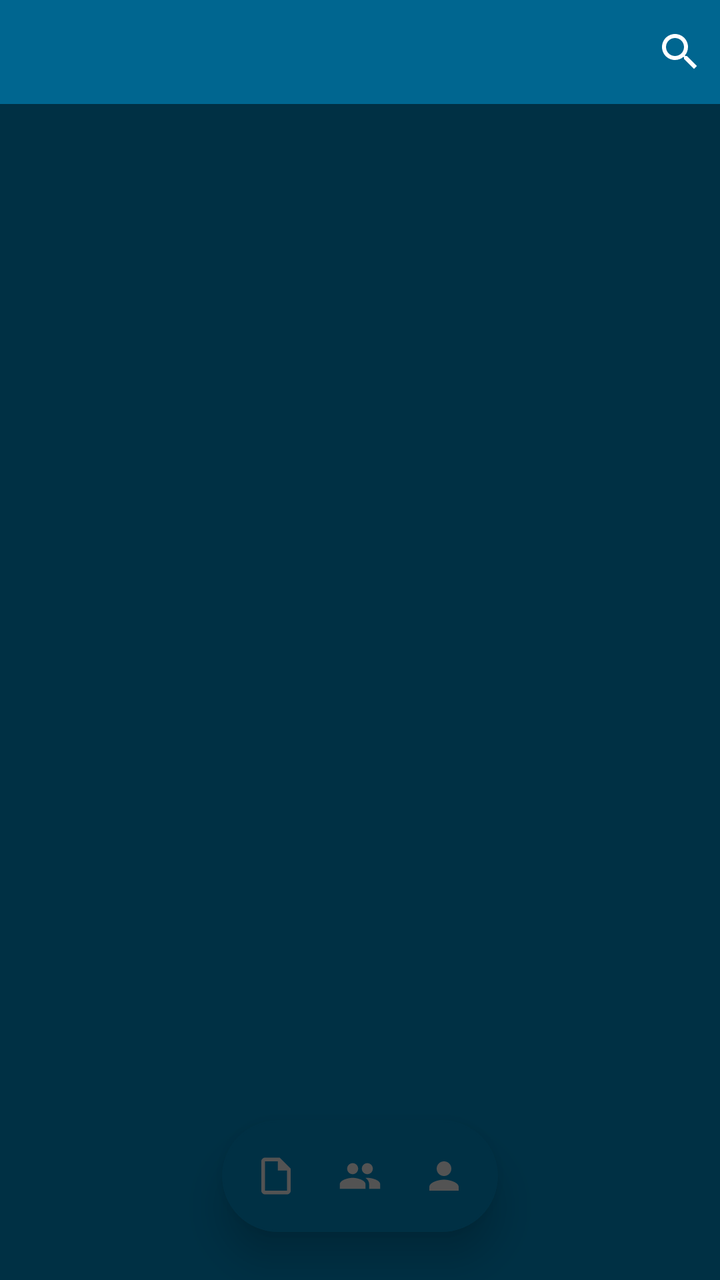
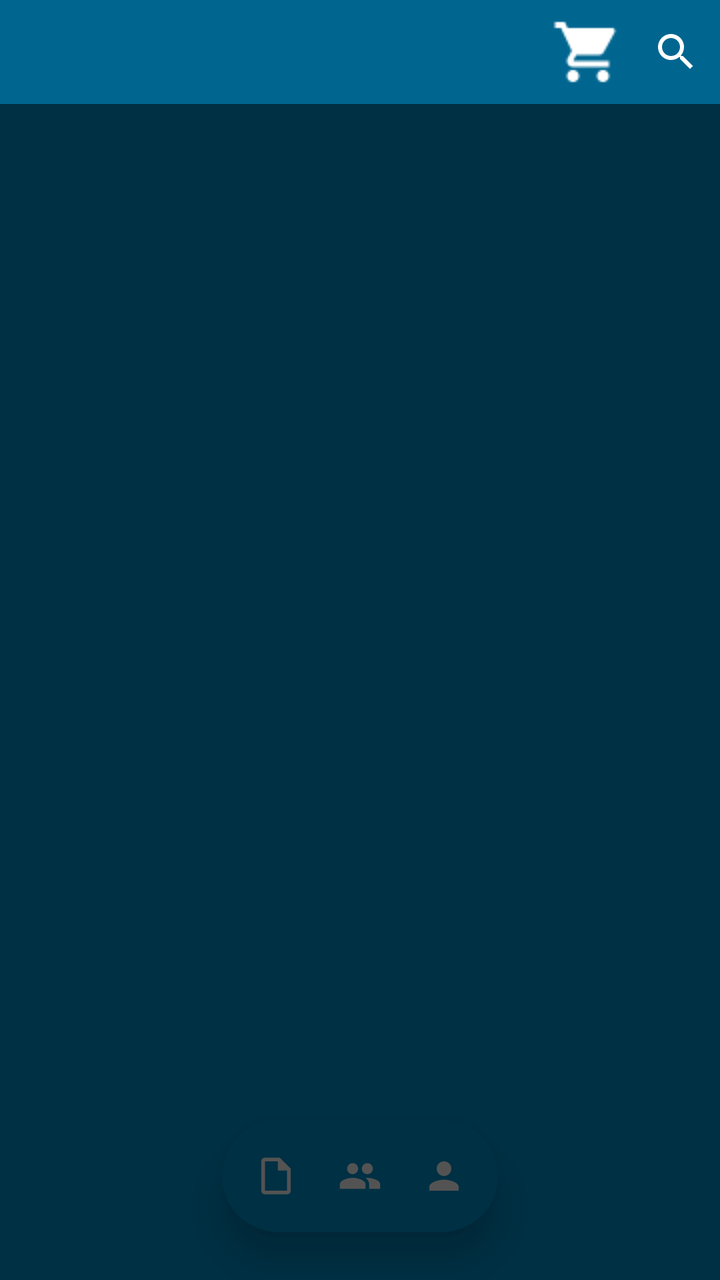

Before-and-after screenshots of an Android layout around one commit, followed by the original layout XML and the change that was made.
<!-- AndroidManifest.xml: application theme Theme.GMV -->
<!-- res/layout/activity_dashboard.xml -->
<?xml version="1.0" encoding="utf-8"?>
<RelativeLayout xmlns:android="http://schemas.android.com/apk/res/android"
    xmlns:app="http://schemas.android.com/apk/res-auto"
    android:id="@+id/main_content"
    android:layout_width="match_parent"
    android:layout_height="match_parent"
    android:background="@color/colorUmkPrimaryDark">

    <androidx.coordinatorlayout.widget.CoordinatorLayout
        android:id="@+id/tab_coordinator_layout"
        android:layout_width="match_parent"
        android:layout_height="match_parent"
        android:fitsSystemWindows="true">

        <com.google.android.material.appbar.AppBarLayout
            android:id="@+id/tab_appbar_layout"
            android:layout_width="match_parent"
            android:layout_height="wrap_content"
            android:background="@color/colorUmkPrimaryDark"
            android:elevation="2dp">

            <com.google.android.material.appbar.MaterialToolbar
                android:id="@+id/toolbar"
                android:layout_width="match_parent"
                android:layout_height="52dp"
                android:layout_toStartOf="@+id/btn_add_cart"
                android:layout_toLeftOf="@+id/btn_add_cart"
                android:background="@color/colorUmkPrimary"
                android:theme="@style/ThemeOverlay.AppCompat.Dark.ActionBar"
                app:layout_scrollFlags="scroll|enterAlways"
                app:popupTheme="@style/ThemeOverlay.AppCompat.Light">

                <LinearLayout
                    android:id="@+id/lyt_search_mode"
                    android:layout_width="match_parent"
                    android:layout_height="match_parent"
                    android:gravity="center_vertical"
                    android:orientation="horizontal"
                    android:visibility="gone">

                    <ImageButton
                        android:id="@+id/btn_search_back"
                        android:layout_width="40dp"
                        android:layout_height="40dp"
                        android:background="?attr/selectableItemBackgroundBorderless"
                        android:importantForAccessibility="no"
                        android:padding="10dp"
                        android:src="@drawable/ic_arrow_left"
                        android:tint="?attr/colorOnSurface" />

                    <EditText
                        android:id="@+id/et_toolbar_search"
                        android:layout_width="0dp"
                        android:layout_height="match_parent"
                        android:layout_weight="1"
                        android:background="@null"
                        android:hint="Buscar..."
                        android:imeOptions="actionSearch"
                        android:inputType="text"
                        android:maxLines="1"
                        android:textColor="?attr/colorOnSurface"
                        android:textColorHint="@color/grey_40"
                        android:textSize="16sp" />

                    <ImageButton
                        android:id="@+id/btn_search_clear"
                        android:layout_width="40dp"
                        android:layout_height="40dp"
                        android:background="?attr/selectableItemBackgroundBorderless"
                        android:importantForAccessibility="no"
                        android:padding="10dp"
                        android:src="@drawable/ic_close"
                        android:tint="@color/grey_40"
                        android:visibility="gone" />

                </LinearLayout>

                <ImageButton
                    android:id="@+id/btn_toolbar_search"
                    android:layout_width="40dp"
                    android:layout_height="40dp"
                    android:layout_gravity="end"
                    android:background="?attr/selectableItemBackgroundBorderless"
                    android:importantForAccessibility="no"
                    android:padding="8dp"
                    android:src="@drawable/ic_search"
                    android:tint="@color/on_primary" />

            </com.google.android.material.appbar.MaterialToolbar>

        </com.google.android.material.appbar.AppBarLayout>

        <androidx.viewpager.widget.ViewPager
            android:id="@+id/viewpager"
            android:layout_width="match_parent"
            android:layout_height="match_parent"
            app:layout_behavior="@string/appbar_scrolling_view_behavior" />

    </androidx.coordinatorlayout.widget.CoordinatorLayout>

    <include
        android:id="@+id/floating_nav"
        layout="@layout/nav_floating_island"
        android:layout_width="wrap_content"
        android:layout_height="wrap_content"
        android:layout_alignParentBottom="true"
        android:layout_centerHorizontal="true"
        android:layout_marginBottom="24dp" />

</RelativeLayout>
<!-- res/layout/nav_floating_island.xml (included above) -->
<?xml version="1.0" encoding="utf-8"?>
<com.google.android.material.card.MaterialCardView xmlns:android="http://schemas.android.com/apk/res/android"
    xmlns:app="http://schemas.android.com/apk/res-auto"
    android:id="@+id/floating_nav"
    android:layout_width="wrap_content"
    android:layout_height="wrap_content"
    android:clickable="true"
    app:cardBackgroundColor="@color/nav_pill_bg"
    app:cardCornerRadius="28dp"
    app:cardElevation="12dp"
    app:strokeColor="@color/nav_pill_stroke"
    app:strokeWidth="1dp">

    <LinearLayout
        android:layout_width="wrap_content"
        android:layout_height="wrap_content"
        android:animateLayoutChanges="true"
        android:gravity="center"
        android:orientation="horizontal"
        android:paddingHorizontal="6dp"
        android:paddingVertical="6dp">

        
        <LinearLayout
            android:id="@+id/nav_articulos"
            android:layout_width="wrap_content"
            android:layout_height="44dp"
            android:gravity="center_vertical"
            android:orientation="horizontal"
            android:paddingHorizontal="10dp"
            android:paddingVertical="0dp">

            <ImageView
                android:id="@+id/iv_nav_articulos"
                android:layout_width="22dp"
                android:layout_height="22dp"
                android:importantForAccessibility="no"
                android:src="@drawable/ic_article" />

            <TextView
                android:id="@+id/tv_nav_articulos_title"
                android:layout_width="wrap_content"
                android:layout_height="wrap_content"
                android:layout_marginStart="6dp"
                android:fontFamily="sans-serif-medium"
                android:text="@string/label_articulos"
                android:textSize="12sp"
                android:visibility="gone" />

        </LinearLayout>

        
        <LinearLayout
            android:id="@+id/nav_clientes"
            android:layout_width="wrap_content"
            android:layout_height="44dp"
            android:gravity="center_vertical"
            android:orientation="horizontal"
            android:paddingHorizontal="10dp"
            android:paddingVertical="0dp">

            <ImageView
                android:id="@+id/iv_nav_clientes"
                android:layout_width="22dp"
                android:layout_height="22dp"
                android:importantForAccessibility="no"
                android:src="@drawable/ic_people" />

            <TextView
                android:id="@+id/tv_nav_clientes_title"
                android:layout_width="wrap_content"
                android:layout_height="wrap_content"
                android:layout_marginStart="6dp"
                android:fontFamily="sans-serif-medium"
                android:text="@string/label_clientes"
                android:textSize="12sp"
                android:visibility="gone" />

        </LinearLayout>

        
        <LinearLayout
            android:id="@+id/nav_perfil"
            android:layout_width="wrap_content"
            android:layout_height="44dp"
            android:gravity="center_vertical"
            android:orientation="horizontal"
            android:paddingHorizontal="10dp"
            android:paddingVertical="0dp">

            <ImageView
                android:id="@+id/iv_nav_perfil"
                android:layout_width="22dp"
                android:layout_height="22dp"
                android:importantForAccessibility="no"
                android:src="@drawable/ic_person" />

            <TextView
                android:id="@+id/tv_nav_perfil_title"
                android:layout_width="wrap_content"
                android:layout_height="wrap_content"
                android:layout_marginStart="6dp"
                android:fontFamily="sans-serif-medium"
                android:text="@string/label_perfil"
                android:textSize="12sp"
                android:visibility="gone" />

        </LinearLayout>

    </LinearLayout>

</com.google.android.material.card.MaterialCardView>
<!-- resources referenced by this layout -->
<resources>
  <color name="colorUmkPrimary">#006690</color>
  <color name="colorUmkPrimaryDark">#003044</color>
  <color name="grey_40">#9E9E9E</color>
  <color name="nav_pill_bg">@color/colorUmkPrimaryDark</color>
  <color name="nav_pill_stroke">@color/colorUmkPrimaryDark</color>
  <color name="on_primary">#FFFFFF</color>
  <string name="label_articulos">ARTÍCULOS</string>
  <string name="label_clientes">CLIENTES</string>
  <string name="label_perfil">PERFIL</string>
  <style name="Theme.GMV" parent="Base.Theme.GMV" />
  <color name="primary">#337AB7</color>
  <color name="primary_container">#D6E4F0</color>
  <color name="on_primary_container">#1A3A5C</color>
  <color name="secondary">#3A539B</color>
  <color name="on_secondary">#FFFFFF</color>
  <color name="secondary_container">#D6DCE8</color>
  <color name="on_secondary_container">#1C2A5C</color>
  <color name="tertiary">#7E57C2</color>
  <color name="on_tertiary">#FFFFFF</color>
  <color name="tertiary_container">#EDE7F6</color>
  <color name="on_tertiary_container">#311B92</color>
  <color name="error">#EF5350</color>
  <color name="on_error">#FFFFFF</color>
  <color name="error_container">#FFEBEE</color>
  <color name="on_error_container">#B71C1C</color>
  <color name="background">#F2F2F2</color>
  <color name="on_background">#000000</color>
  <color name="surface">#E7E7E7</color>
  <color name="on_surface">#000000</color>
  <color name="surface_variant">#D4D4D4</color>
  <color name="on_surface_variant">#535353</color>
  <color name="outline">#B0BEC5</color>
  <color name="outline_variant">#CFD8DC</color>
  <style name="TextAppearance.M3.DisplaySmall">
          <item name="android:textSize">36sp</item>
          <item name="android:letterSpacing">0</item>
          <item name="android:lineHeight">44sp</item>
          <item name="android:fontFamily">sans-serif</item>
      </style>
  <style name="TextAppearance.M3.HeadlineLarge">
          <item name="android:textSize">32sp</item>
          <item name="android:letterSpacing">0</item>
          <item name="android:lineHeight">40sp</item>
          <item name="android:fontFamily">sans-serif</item>
      </style>
  <style name="TextAppearance.M3.HeadlineSmall">
          <item name="android:textSize">24sp</item>
          <item name="android:letterSpacing">0</item>
          <item name="android:lineHeight">32sp</item>
          <item name="android:fontFamily">sans-serif</item>
      </style>
  <style name="TextAppearance.M3.TitleLarge">
          <item name="android:textSize">22sp</item>
          <item name="android:letterSpacing">0</item>
          <item name="android:lineHeight">28sp</item>
          <item name="android:fontFamily">sans-serif</item>
      </style>
  <style name="TextAppearance.M3.BodyLarge">
          <item name="android:textSize">16sp</item>
          <item name="android:letterSpacing">0.5</item>
          <item name="android:lineHeight">24sp</item>
          <item name="android:fontFamily">sans-serif</item>
      </style>
  <style name="TextAppearance.M3.BodyMedium">
          <item name="android:textSize">14sp</item>
          <item name="android:letterSpacing">0.25</item>
          <item name="android:lineHeight">20sp</item>
          <item name="android:fontFamily">sans-serif</item>
      </style>
  <style name="TextAppearance.M3.BodySmall">
          <item name="android:textSize">12sp</item>
          <item name="android:letterSpacing">0.4</item>
          <item name="android:lineHeight">16sp</item>
          <item name="android:fontFamily">sans-serif</item>
      </style>
  <!-- unchanged entries left out for length: 15 -->
</resources>

<!-- the commit's change to res/layout/activity_dashboard.xml (unified diff, before → after) -->
@@ -75,16 +75,56 @@
 
                 </LinearLayout>
 
-                <ImageButton
-                    android:id="@+id/btn_toolbar_search"
-                    android:layout_width="40dp"
-                    android:layout_height="40dp"
+                <FrameLayout
+                    android:id="@+id/lyt_search_toolbar"
+                    android:layout_width="44dp"
+                    android:layout_height="44dp"
+                    android:layout_gravity="end">
+
+                    <ImageButton
+                        android:id="@+id/btn_toolbar_search"
+                        android:layout_width="44dp"
+                        android:layout_height="44dp"
+                        android:background="?attr/selectableItemBackgroundBorderless"
+                        android:importantForAccessibility="no"
+                        android:padding="10dp"
+                        android:src="@drawable/ic_search"
+                        android:tint="@color/on_primary" />
+
+                </FrameLayout>
+
+                <FrameLayout
+                    android:id="@+id/lyt_cart_toolbar"
+                    android:layout_width="44dp"
+                    android:layout_height="44dp"
                     android:layout_gravity="end"
-                    android:background="?attr/selectableItemBackgroundBorderless"
-                    android:importantForAccessibility="no"
-                    android:padding="8dp"
-                    android:src="@drawable/ic_search"
-                    android:tint="@color/on_primary" />
+                    android:clickable="true"
+                    android:focusable="true">
+
+                    <ImageButton
+                        android:id="@+id/btn_toolbar_cart"
+                        android:layout_width="44dp"
+                        android:layout_height="44dp"
+                        android:background="?attr/selectableItemBackgroundBorderless"
+                        android:importantForAccessibility="no"
+                        android:padding="10dp"
+                        android:src="@drawable/ic_cart"
+                        android:tint="@color/on_primary" />
+
+                    <TextView
+                        android:id="@+id/tv_cart_badge_dashboard"
+                        android:layout_width="16dp"
+                        android:layout_height="16dp"
+                        android:layout_gravity="top|end"
+                        android:background="@drawable/bg_circle_red"
+                        android:gravity="center"
+                        android:text="0"
+                        android:textColor="@android:color/white"
+                        android:textSize="7sp"
+                        android:textStyle="bold"
+                        android:visibility="gone" />
+
+                </FrameLayout>
 
             </com.google.android.material.appbar.MaterialToolbar>
 
<!-- resource entries referenced after the edit -->
@@ -6,6 +6,14 @@
   <color name="nav_pill_bg">@color/colorUmkPrimaryDark</color>
   <color name="nav_pill_stroke">@color/colorUmkPrimaryDark</color>
   <color name="on_primary">#FFFFFF</color>
+  <!-- drawable bg_circle_red (drawable) -->
+  <?xml version="1.0" encoding="utf-8"?>
+  <shape xmlns:android="http://schemas.android.com/apk/res/android"
+      android:shape="oval">
+      <solid android:color="#EF5350" />
+      <size android:width="20dp" android:height="20dp" />
+  </shape>
+  <!-- drawable ic_cart: png bitmap (drawable, 429 bytes) -->
   <string name="label_articulos">ARTÍCULOS</string>
   <string name="label_clientes">CLIENTES</string>
   <string name="label_perfil">PERFIL</string>
